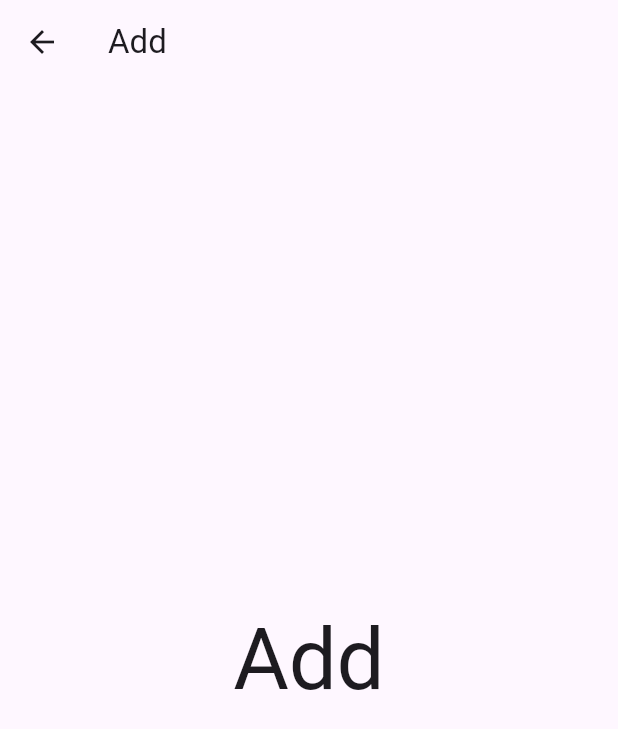
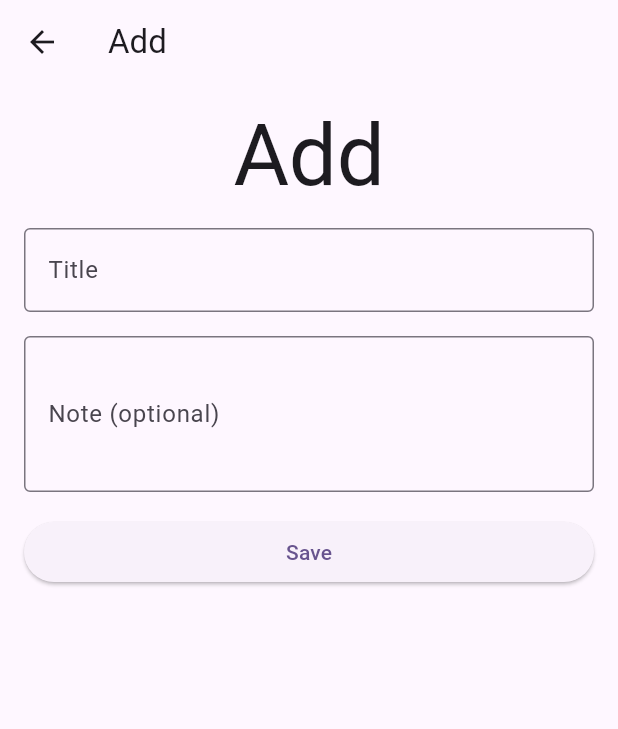
Before and after one commit to VexiQuus/FlutterWorkshop, a Flutter app: the screen it shows after launch, after a tap on "Add", on a phone screen of 412 x 824 dp. Shown: the top 729 px of the screen. Run offline on Flutter 3.47's test engine with Material 3 defaults, Android fonts, the phone set to English and light mode, and no system bars.

Commit message:
Data handling

```diff
--- a/lib/Pages/Add/AddPage.dart
+++ b/lib/Pages/Add/AddPage.dart
@@ -2,22 +2,109 @@ import 'package:flutter/material.dart';
 
 import 'AddPageController.dart';
 
-class AddPage extends StatelessWidget {
+class AddPage extends StatefulWidget {
   const AddPage({super.key});
 
   @override
+  State<AddPage> createState() => _AddPageState();
+}
+
+class _AddPageState extends State<AddPage> {
+  final _formKey = GlobalKey<FormState>();
+  final _titleController = TextEditingController();
+  final _noteController = TextEditingController();
+  final _controller = const AddPageController();
+
+  @override
+  void dispose() {
+    _titleController.dispose();
+    _noteController.dispose();
+    super.dispose();
+  }
+
+  void _save() {
+    if (_titleController.text.trim().isEmpty) {
+      final messenger = ScaffoldMessenger.of(context);
+      messenger
+        ..hideCurrentSnackBar()
+        ..showSnackBar(
+          SnackBar(
+            behavior: SnackBarBehavior.floating,
+            backgroundColor: Theme.of(context).colorScheme.error,
+            content: const Row(
+              children: [
+                Icon(Icons.error_outline, color: Colors.white),
+                SizedBox(width: 12),
+                Expanded(
+                  child: Text(
+                    'Title is missing. Please enter a title before saving.',
+                    style: TextStyle(color: Colors.white),
+                  ),
+                ),
+              ],
+            ),
+          ),
+        );
+      return;
+    }
+
+    if (!_formKey.currentState!.validate()) {
+      return;
+    }
+
+    _controller.save(
+      context,
+      title: _titleController.text.trim(),
+      note: _noteController.text.trim(),
+    );
+  }
+
+  @override
   Widget build(BuildContext context) {
-    const controller = AddPageController();
-
     return Scaffold(
       appBar: AppBar(
-        leading: BackButton(onPressed: () => controller.goBack(context)),
+        leading: BackButton(onPressed: () => _controller.goBack(context)),
         title: const Text('Add'),
       ),
-      body: Center(
-        child: Text(
-          'Add',
-          style: Theme.of(context).textTheme.displayLarge,
+      body: Form(
+        key: _formKey,
+        child: ListView(
+          padding: const EdgeInsets.all(16),
+          children: [
+            Text(
+              'Add',
+              style: Theme.of(context).textTheme.displayLarge,
+              textAlign: TextAlign.center,
+            ),
+            const SizedBox(height: 16),
+            TextFormField(
+              controller: _titleController,
+              decoration: const InputDecoration(
+                labelText: 'Title',
+                border: OutlineInputBorder(),
+              ),
+              textCapitalization: TextCapitalization.sentences,
+              validator: (value) {
+                if (value == null || value.trim().isEmpty) {
+                  return 'Please enter a title';
+                }
+                return null;
+              },
+            ),
+            const SizedBox(height: 16),
+            TextFormField(
+              controller: _noteController,
+              decoration: const InputDecoration(
+                labelText: 'Note (optional)',
+                border: OutlineInputBorder(),
+              ),
+              textCapitalization: TextCapitalization.sentences,
+              maxLines: 5,
+              minLines: 3,
+            ),
+            const SizedBox(height: 16),
+            ElevatedButton(onPressed: _save, child: const Text('Save')),
+          ],
         ),
       ),
     );
--- a/lib/Pages/Add/AddPageController.dart
+++ b/lib/Pages/Add/AddPageController.dart
@@ -1,4 +1,6 @@
 import 'package:flutter/material.dart';
+
+import '../../Models/JournalEntry.dart';
 
 class AddPageController {
   const AddPageController();
@@ -6,4 +8,17 @@ class AddPageController {
   void goBack(BuildContext context) {
     Navigator.of(context).pop();
   }
+
+  void save(
+    BuildContext context, {
+    required String title,
+    required String note,
+  }) {
+    final entry = JournalEntry(
+      title: title,
+      note: note,
+      createdAt: DateTime.now(),
+    );
+    Navigator.of(context).pop<JournalEntry>(entry);
+  }
 }
--- a/lib/Pages/HomePage/HomePage.dart
+++ b/lib/Pages/HomePage/HomePage.dart
@@ -3,14 +3,33 @@ import 'package:flutter/material.dart';
 import '../../Component/JournalCard/JournalCard.dart';
 import 'HomePageController.dart';
 
-class HomePage extends StatelessWidget {
+class HomePage extends StatefulWidget {
   const HomePage({super.key});
 
   @override
+  State<HomePage> createState() => _HomePageState();
+}
+
+class _HomePageState extends State<HomePage> {
+  late final HomePageController _controller;
+
+  @override
+  void initState() {
+    super.initState();
+    _controller = HomePageController();
+  }
+
+  @override
+  void dispose() {
+    _controller.dispose();
+    super.dispose();
+  }
+
+  @override
   Widget build(BuildContext context) {
-    const controller = HomePageController();
-
-    return Scaffold(
+    return AnimatedBuilder(
+      animation: _controller,
+      builder: (context, _) => Scaffold(
         appBar: AppBar(title: const Text('List')),
         body: ListView(
           padding: const EdgeInsets.all(16),
@@ -26,23 +45,23 @@ class HomePage extends StatelessWidget {
               spacing: 8,
               children: [
                 ElevatedButton(
-                onPressed: () => controller.openDetail(context),
+                  onPressed: () => _controller.openDetail(context),
                   child: const Text('Detail'),
                 ),
                 ElevatedButton(
-                onPressed: () => controller.openAdd(context),
+                  onPressed: () => _controller.openAdd(context),
                   child: const Text('Add'),
                 ),
                 ElevatedButton(
-                onPressed: () => controller.openSettings(context),
+                  onPressed: () => _controller.openSettings(context),
                   child: const Text('Settings'),
                 ),
               ],
             ),
             const SizedBox(height: 16),
-          for (final entry in HomePageController.entries)
-            JournalCard(entry: entry),
+            for (final entry in _controller.entries) JournalCard(entry: entry),
           ],
+        ),
       ),
     );
   }
--- a/lib/Pages/HomePage/HomePageController.dart
+++ b/lib/Pages/HomePage/HomePageController.dart
@@ -5,10 +5,8 @@ import '../Add/AddPage.dart';
 import '../Detail/DetailPage.dart';
 import '../Settings/SettingsPage.dart';
 
-class HomePageController {
-  const HomePageController();
-
-  static final entries = [
+class HomePageController extends ChangeNotifier {
+  final List<JournalEntry> entries = [
     JournalEntry(
       title: 'A New Beginning',
       note: 'Started writing in my journal today.',
@@ -31,9 +29,15 @@ class HomePageController {
         .push(MaterialPageRoute<void>(builder: (_) => const DetailPage()));
   }
 
-  void openAdd(BuildContext context) {
-    Navigator.of(context)
-        .push(MaterialPageRoute<void>(builder: (_) => const AddPage()));
+  Future<void> openAdd(BuildContext context) async {
+    final entry = await Navigator.of(context).push<JournalEntry>(
+      MaterialPageRoute<JournalEntry>(builder: (_) => const AddPage()),
+    );
+
+    if (entry != null && context.mounted) {
+      entries.insert(0, entry);
+      notifyListeners();
+    }
   }
 
   void openSettings(BuildContext context) {
```
Lines whose indentation alone changed are shown as unchanged.
